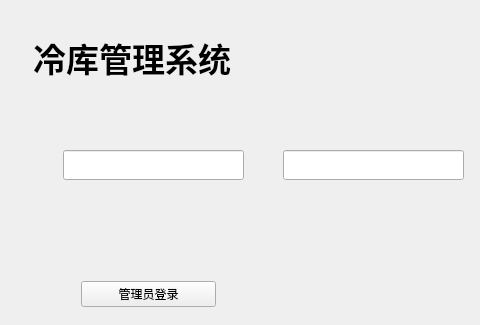
wangkeyi203/lengku, file login.ui: the form before one commit; both pictures show x 177 to 657 and y 0 to 325 of the 657 by 570 pixel window.
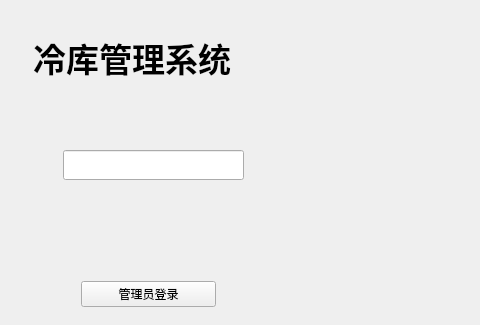
The form after the commit.

Commit message: change data.db locate

```diff
--- a/login.ui
+++ b/login.ui
@@ -106,28 +106,6 @@
      </size>
     </property>
    </widget>
-   <widget class="QLineEdit" name="name">
-    <property name="geometry">
-     <rect>
-      <x>460</x>
-      <y>150</y>
-      <width>181</width>
-      <height>30</height>
-     </rect>
-    </property>
-    <property name="sizePolicy">
-     <sizepolicy hsizetype="Fixed" vsizetype="Fixed">
-      <horstretch>0</horstretch>
-      <verstretch>0</verstretch>
-     </sizepolicy>
-    </property>
-    <property name="minimumSize">
-     <size>
-      <width>50</width>
-      <height>30</height>
-     </size>
-    </property>
-   </widget>
   </widget>
   <widget class="QMenuBar" name="menuBar">
    <property name="geometry">
```
Left out of the diff: 2 changed lines with no effect on the pictures. The commit also changes 2 other files.
